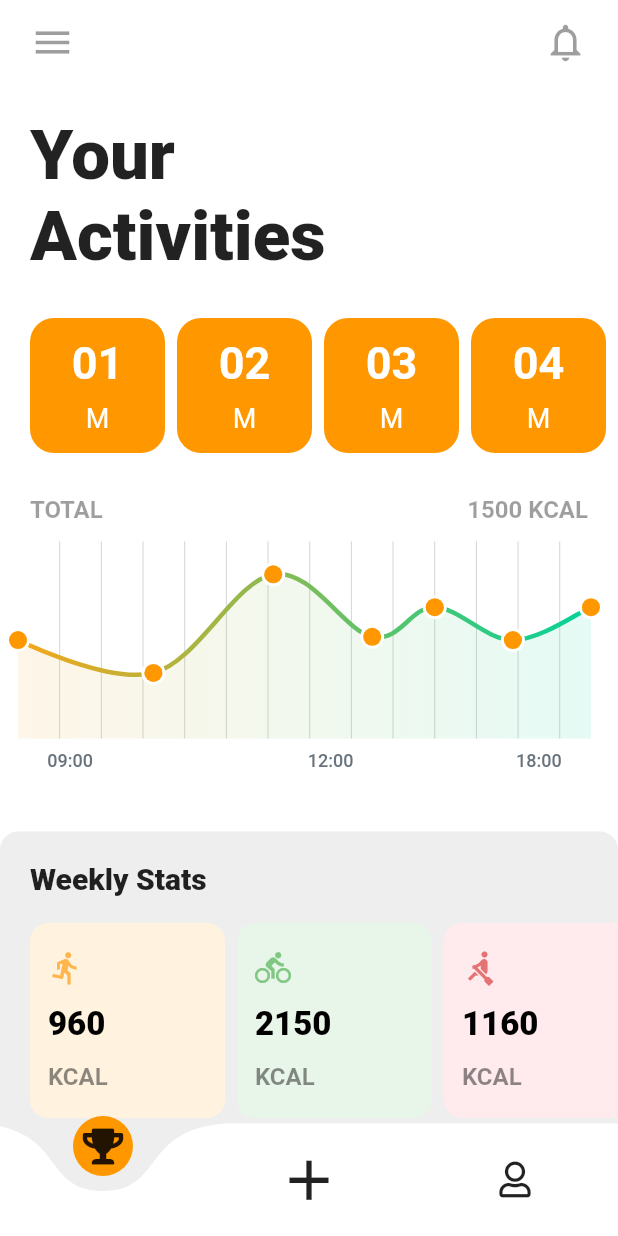
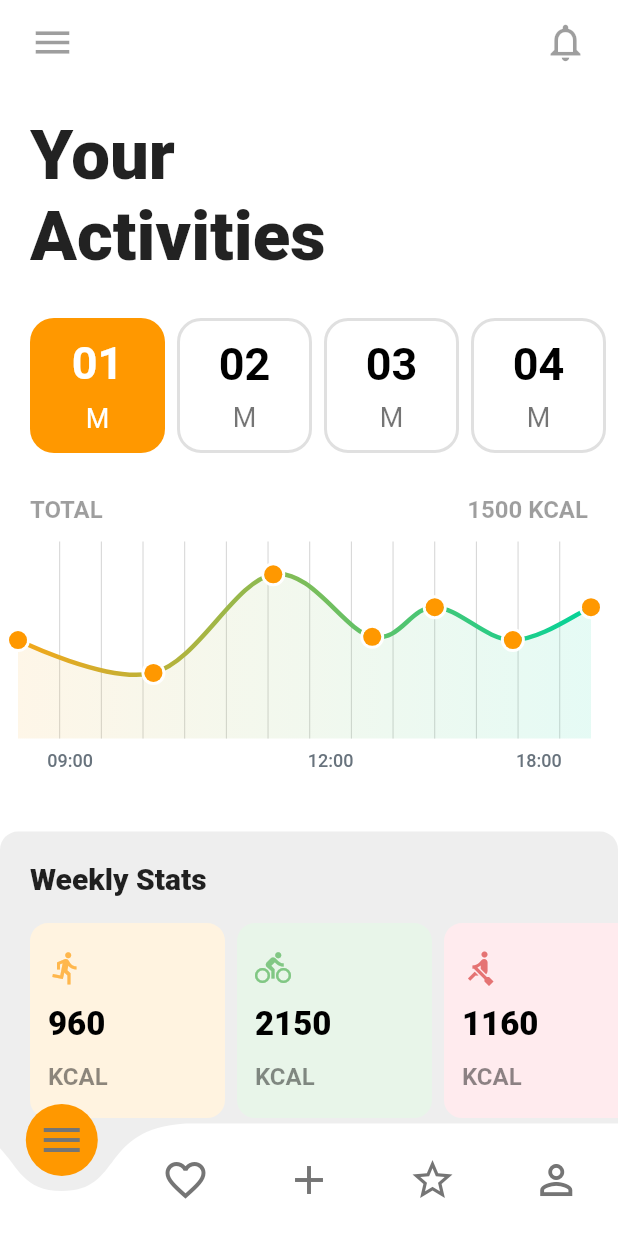
Before and after one commit to MarTevoL/Activity-Tracker-Flutter-UI, a Flutter app: the screen it shows after launch, on a phone screen of 412 x 824 dp. Run offline on Flutter 3.47's test engine with Material 2 defaults, Android fonts, the phone set to English and light mode, and no system bars; drawn by our look-alikes of curved_navigation_bar, fl_chart.

Commit message:
Add card_container class, add card active funtion

```diff
--- /dev/null
+++ b/lib/home/bottom_bar_item.dart
@@ -0,0 +1,23 @@
+import 'package:flutter/material.dart';
+
+class BottomBarItem extends StatelessWidget {
+  const BottomBarItem({
+    Key key,
+    this.icon,
+    this.color,
+    this.iconSize,
+  }) : super(key: key);
+
+  final IconData icon;
+  final Color color;
+  final double iconSize;
+
+  @override
+  Widget build(BuildContext context) {
+    return Icon(
+      icon,
+      size: iconSize,
+      color: color,
+    );
+  }
+}
--- a/lib/home/home_page.dart
+++ b/lib/home/home_page.dart
@@ -1,11 +1,46 @@
+import 'package:activity_tracker_ui/home/bottom_bar_item.dart';
 import 'package:activity_tracker_ui/home/line_chart_sample.dart';
-import 'package:activity_tracker_ui/home/week_day_card.dart';
+import 'package:activity_tracker_ui/home/week_day_card_container.dart';
 import 'package:activity_tracker_ui/home/weekly_stat_card.dart';
 import 'package:curved_navigation_bar/curved_navigation_bar.dart';
 import 'package:flutter/material.dart';
-import 'package:font_awesome_flutter/font_awesome_flutter.dart';
 
-class HomePage extends StatelessWidget {
+class HomePage extends StatefulWidget {
+  @override
+  _HomePageState createState() => _HomePageState();
+}
+
+class _HomePageState extends State<HomePage> {
+  List<BottomBarItem> _buildBotomBarItems() {
+    return [
+      BottomBarItem(
+        icon: Icons.menu,
+        color: Colors.grey[600],
+        iconSize: 32.0,
+      ),
+      BottomBarItem(
+        icon: Icons.favorite_border,
+        color: Colors.grey[600],
+        iconSize: 32.0,
+      ),
+      BottomBarItem(
+        icon: Icons.add,
+        color: Colors.grey[600],
+        iconSize: 32.0,
+      ),
+      BottomBarItem(
+        icon: Icons.star_border,
+        color: Colors.grey[600],
+        iconSize: 32.0,
+      ),
+      BottomBarItem(
+        icon: Icons.person_outline,
+        color: Colors.grey[600],
+        iconSize: 32.0,
+      ),
+    ];
+  }
+
   @override
   Widget build(BuildContext context) {
     return Scaffold(
@@ -13,14 +48,7 @@ class HomePage extends StatelessWidget {
         backgroundColor: Colors.grey[200],
         color: Colors.white,
         buttonBackgroundColor: Colors.orange,
-        items: [
-          FaIcon(FontAwesomeIcons.trophy),
-          Icon(
-            Icons.add,
-            size: 45.0,
-          ),
-          FaIcon(FontAwesomeIcons.user),
-        ],
+        items: _buildBotomBarItems(),
       ),
       backgroundColor: Colors.white,
       appBar: AppBar(
@@ -64,22 +92,7 @@ class HomePage extends StatelessWidget {
                 ),
               ),
             ),
-            Container(
-              child: SingleChildScrollView(
-                scrollDirection: Axis.horizontal,
-                child: Row(
-                  children: <Widget>[
-                    SizedBox(
-                      width: 20.0,
-                    ),
-                    for (var day = 1; day <= 7; day++)
-                      WeekDayCard(
-                        day: '0${day.toString()}',
-                      )
-                  ],
-                ),
-              ),
-            ),
+            WeekDayCardContainer(),
             Container(
               padding: EdgeInsets.fromLTRB(20.0, 20.0, 20.0, 0.0),
               child: Row(
--- a/lib/home/week_day_card.dart
+++ b/lib/home/week_day_card.dart
@@ -1,20 +1,35 @@
 import 'package:flutter/material.dart';
 
+typedef CardActiveFuntion = void Function(int value);
+
 class WeekDayCard extends StatelessWidget {
-  const WeekDayCard({Key key, this.day}) : super(key: key);
+  const WeekDayCard(
+      {Key key, this.day, this.isActive, this.onTap, this.cardIndex})
+      : super(key: key);
   final String day;
-
+  final bool isActive;
+  final CardActiveFuntion onTap;
+  final int cardIndex;
   @override
   Widget build(BuildContext context) {
-    return Container(
+    return InkWell(
+      onTap: () {
+        onTap(cardIndex);
+      },
+      child: Container(
         margin: EdgeInsets.fromLTRB(0, 8.0, 8.0, 8.0),
         padding: EdgeInsets.symmetric(vertical: 8.0),
         height: 90.0,
         width: 90.0,
         decoration: BoxDecoration(
-        color: Colors.orange[500],
+            color: isActive ? Colors.orange[500] : Colors.white,
             borderRadius: BorderRadius.circular(16.0),
-      ),
+            border: isActive
+                ? null
+                : Border.all(
+                    color: Colors.grey[300],
+                    width: 2.0,
+                  )),
         child: Column(
           mainAxisAlignment: MainAxisAlignment.spaceAround,
           children: <Widget>[
@@ -23,13 +38,16 @@ class WeekDayCard extends StatelessWidget {
               style: TextStyle(
                   fontSize: 30.0,
                   fontWeight: FontWeight.bold,
-                color: Colors.white),
+                  color: isActive ? Colors.white : Colors.black),
             ),
             Text(
               'M',
-            style: TextStyle(color: Colors.white, fontSize: 18.0),
+              style: TextStyle(
+                  fontSize: 18.0,
+                  color: isActive ? Colors.white : Colors.black54),
             ),
           ],
+        ),
       ),
     );
   }
--- /dev/null
+++ b/lib/home/week_day_card_container.dart
@@ -0,0 +1,48 @@
+import 'package:activity_tracker_ui/home/week_day_card.dart';
+import 'package:flutter/material.dart';
+
+class WeekDayCardContainer extends StatefulWidget {
+  const WeekDayCardContainer({
+    Key key,
+  }) : super(key: key);
+
+  @override
+  _WeekDayCardContainerState createState() => _WeekDayCardContainerState();
+}
+
+class _WeekDayCardContainerState extends State<WeekDayCardContainer> {
+  static const List<int> listCard = [1, 2, 3, 4, 5, 6, 7];
+
+  int _cardActiveIndex = 0;
+
+  void _updateCard(int index) {
+    setState(() {
+      _cardActiveIndex = index;
+    });
+  }
+
+  @override
+  Widget build(BuildContext context) {
+    return Container(
+      child: SingleChildScrollView(
+        scrollDirection: Axis.horizontal,
+        child: Row(
+          children: <Widget>[
+            SizedBox(
+              width: 20.0,
+            ),
+            for (var ind in listCard)
+              WeekDayCard(
+                day: '0${ind.toString()}',
+                isActive: _cardActiveIndex == ind - 1 ? true : false,
+                cardIndex: ind - 1,
+                onTap: (index) {
+                  _updateCard(index);
+                },
+              )
+          ],
+        ),
+      ),
+    );
+  }
+}
```
Lines whose indentation alone changed are shown as unchanged.
